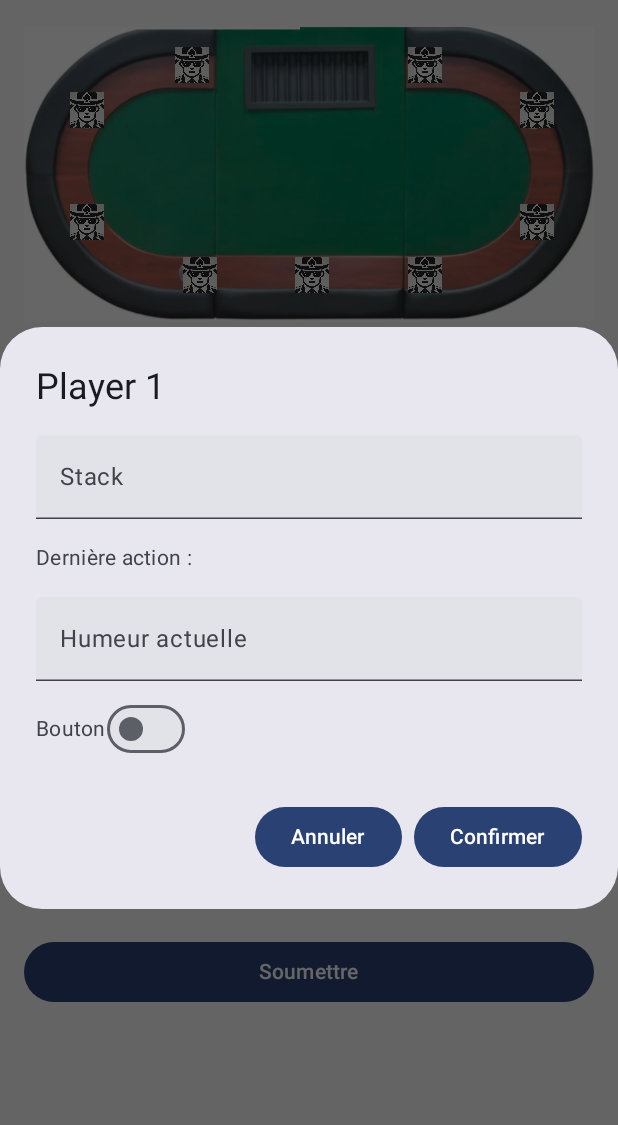
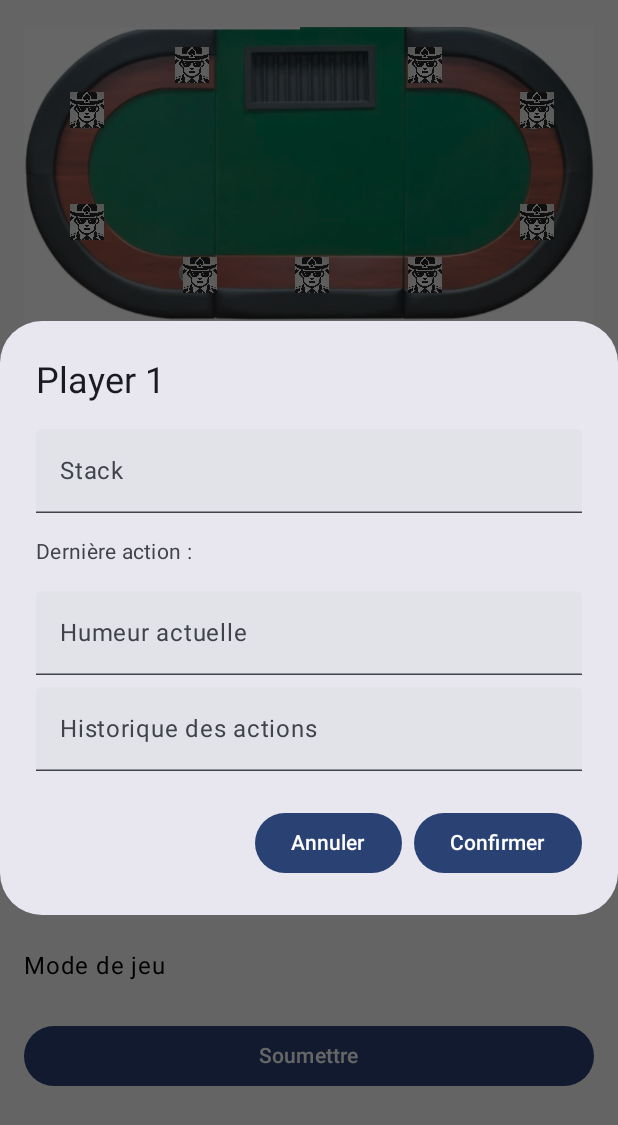
Before and after one commit to hichamchessma/PokerAdvisorAndroid, an Android app built with Jetpack Compose: the screen it shows after launch (MainActivity), after a tap on "Joueur", on a phone screen of 412 x 824 dp. Shown: the top 1125 px of the screen. Run offline under Robolectric (Android 15) with nearby library versions, the phone set to English and light mode, and no system bars.

Commit message:
amelioration des icones et de la requette a envoyer bcp de plus

```diff
--- a/app/src/main/java/com/example/pokeradvisorapp/OpenAiApiService.kt
+++ b/app/src/main/java/com/example/pokeradvisorapp/OpenAiApiService.kt
@@ -10,7 +10,7 @@ import retrofit2.http.POST
 interface OpenAiApiService {
     @Headers(
         "Content-Type: application/json",
-    )
+      )
     @POST("v1/chat/completions")
     fun getChatCompletion(@Body request: OpenAiRequest): Call<OpenAiResponse>
 }
--- a/app/src/main/java/com/example/pokeradvisorapp/ui/components/PlayerInfoDialog.kt
+++ b/app/src/main/java/com/example/pokeradvisorapp/ui/components/PlayerInfoDialog.kt
@@ -3,7 +3,6 @@ package com.example.pokeradvisorapp.ui.components
 
 import androidx.compose.foundation.clickable
 import androidx.compose.foundation.layout.Column
-import androidx.compose.foundation.layout.Row
 import androidx.compose.foundation.layout.Spacer
 import androidx.compose.foundation.layout.fillMaxWidth
 import androidx.compose.foundation.layout.height
@@ -12,7 +11,6 @@ import androidx.compose.material3.AlertDialog
 import androidx.compose.material3.Button
 import androidx.compose.material3.DropdownMenu
 import androidx.compose.material3.DropdownMenuItem
-import androidx.compose.material3.Switch
 import androidx.compose.material3.Text
 import androidx.compose.material3.TextField
 import androidx.compose.runtime.Composable
@@ -20,26 +18,33 @@ import androidx.compose.runtime.getValue
 import androidx.compose.runtime.mutableStateOf
 import androidx.compose.runtime.remember
 import androidx.compose.runtime.setValue
-import androidx.compose.ui.Alignment
 import androidx.compose.ui.Modifier
 import androidx.compose.ui.unit.dp
 
-
 @Composable
-fun PlayerInfoDialog(playerInfo: PlayerInfo, playerIndex: Int ,onDismiss: (PlayerInfo?) -> Unit) {
+fun PlayerInfoDialog(playerInfo: PlayerInfo, playerIndex: Int, onDismiss: (PlayerInfo?) -> Unit) {
     var stack by remember { mutableStateOf(playerInfo.stack) }
     var lastAction by remember { mutableStateOf(playerInfo.lastAction) } // Fold par défaut
     var actualMood by remember { mutableStateOf(playerInfo.actualMood) }
-    var bouton by remember { mutableStateOf(playerInfo.bouton) }
+    var historyActions by remember { mutableStateOf(playerInfo.historyActions.joinToString(separator = ", ")) }
 
-    val actions = listOf("Check", "Call", "Raise", "All in","Fold")
+    val actions = listOf("Check", "Call", "Raise", "All in", "Fold")
     var expanded by remember { mutableStateOf(false) }
     var raiseAmount by remember { mutableStateOf(playerInfo.raiseAmount) }
 
     AlertDialog(
         onDismissRequest = { onDismiss(null) },
         confirmButton = {
-            Button(onClick = { onDismiss(PlayerInfo(stack, lastAction, actualMood, bouton , raiseAmount)) }) {
+            Button(onClick = {
+                val updatedPlayerInfo = PlayerInfo(
+                    stack = stack,
+                    lastAction = lastAction,
+                    actualMood = actualMood,
+                    raiseAmount = raiseAmount,
+                    historyActions = historyActions.split(", ").map { it.trim() }
+                )
+                onDismiss(updatedPlayerInfo)
+            }) {
                 Text("Confirmer")
             }
         },
@@ -100,11 +105,14 @@ fun PlayerInfoDialog(playerInfo: PlayerInfo, playerIndex: Int ,onDismiss: (Playe
                     label = { Text("Humeur actuelle") },
                     modifier = Modifier.fillMaxWidth()
                 )
+
                 Spacer(modifier = Modifier.height(8.dp))
-                Row(verticalAlignment = Alignment.CenterVertically) {
-                    Text("Bouton")
-                    Switch(checked = bouton, onCheckedChange = { bouton = it })
-                }
+                TextField(
+                    value = historyActions,
+                    onValueChange = { historyActions = it },
+                    label = { Text("Historique des actions") },
+                    modifier = Modifier.fillMaxWidth()
+                )
             }
         }
     )
@@ -114,15 +122,14 @@ data class PlayerInfo(
     var stack: String = "",
     var lastAction: String = "",
     var actualMood: String = "",
-    var bouton: Boolean = false,
-    var raiseAmount: String = ""
+    var raiseAmount: String = "",
+    var historyActions: List<String> = emptyList()
 )
 
 data class TableInfo(
     val playersNumber: Int,
     val blinds: String,
     val hand: String,
-    val step: String,
     val buttonPosition: Int,
     val myPosition: Int,
     val myStack: String
--- a/app/src/main/java/com/example/pokeradvisorapp/ui/components/PokerAdvisorScreen.kt
+++ b/app/src/main/java/com/example/pokeradvisorapp/ui/components/PokerAdvisorScreen.kt
@@ -35,11 +35,14 @@ fun PokerAdvisorScreen() {
     var expandedBigBlind by remember { mutableStateOf(false) }
     val bigBlindOptions = listOf("20", "40", "100", "200")
 
-    var position by remember { mutableStateOf("") }
+    var positionPlayer by remember { mutableStateOf("") }
+    var positionButton by remember { mutableStateOf("") }
     var expandedPosition by remember { mutableStateOf(false) }
+    var expandedPositionButton by remember { mutableStateOf(false) }
     val positionOptions = (1..9).toList()
+    val positionButtonOptions = (1..9).toList()
 
-// Card Selection States
+    // Card Selection States
     var card1 by remember { mutableStateOf("") }
     var card2 by remember { mutableStateOf("") }
 
@@ -69,6 +72,9 @@ fun PokerAdvisorScreen() {
     val playerInfo = remember { mutableStateMapOf<Int, PlayerInfo>() }
     var currentPlayerIndex by remember { mutableStateOf<Int?>(null) }
 
+    // State for tracking my actions
+    val myHistory = remember { mutableStateOf(listOf<String>()) }
+
     Column(
         modifier = Modifier
             .fillMaxSize()
@@ -77,10 +83,13 @@ fun PokerAdvisorScreen() {
         verticalArrangement = Arrangement.Top
     ) {
         // Table de poker avec les joueurs
-        PokerTableComponent(playerInfo, currentPlayerIndex) {
-            currentPlayerIndex = it
-        }
-
+        PokerTableComponent(
+            playerInfo = playerInfo,
+            currentPlayerIndex = currentPlayerIndex,
+            onPlayerClick = { index -> currentPlayerIndex = index },
+            myPositionIndex = positionPlayer.toIntOrNull(),
+            buttonPosition = positionButton.toIntOrNull()
+        )
         Spacer(modifier = Modifier.height(16.dp))
 
         // Menu déroulant pour "Nombre de joueurs"
@@ -118,7 +127,7 @@ fun PokerAdvisorScreen() {
 
         // Menu déroulant pour "Position du joueur"
         Text(
-            text = if (position.isEmpty()) "Position du joueur" else "Position : $position",
+            text = if (positionPlayer.isEmpty()) "Ma position" else "Je suis à : $positionPlayer",
             modifier = Modifier
                 .fillMaxWidth()
                 .clickable { expandedPosition = !expandedPosition }
@@ -132,8 +141,32 @@ fun PokerAdvisorScreen() {
                 DropdownMenuItem(
                     text = { Text(text = option.toString()) },
                     onClick = {
-                        position = option.toString()
+                        positionPlayer = option.toString()
                         expandedPosition = false
+                    }
+                )
+            }
+        }
+
+        Spacer(modifier = Modifier.height(16.dp))
+
+        Text(
+            text = if (positionButton.isEmpty()) "Boutton" else "Boutton à : $positionButton",
+            modifier = Modifier
+                .fillMaxWidth()
+                .clickable { expandedPositionButton = !expandedPositionButton }
+                .padding(vertical = 8.dp)
+        )
+        DropdownMenu(
+            expanded = expandedPositionButton,
+            onDismissRequest = { expandedPositionButton = false }
+        ) {
+            positionButtonOptions.forEach { option ->
+                DropdownMenuItem(
+                    text = { Text(text = option.toString()) },
+                    onClick = {
+                        positionButton = option.toString()
+                        expandedPositionButton = false
                     }
                 )
             }
@@ -175,10 +208,6 @@ fun PokerAdvisorScreen() {
             onExpandedRiverChanged = { expandedRiver = it }
         )
 
-
-
-
-
         Spacer(modifier = Modifier.height(16.dp))
 
         // Mode Selection
@@ -193,7 +222,8 @@ fun PokerAdvisorScreen() {
         AdviceButton(
             nbrPlayers = nbrPlayers,
             bigBlind = bigBlind,
-            position = position,
+            positionPlayer = positionPlayer,
+            positionButton = positionButton,
             selectedMode = selectedMode,
             card1 = card1,
             card2 = card2,
@@ -202,6 +232,9 @@ fun PokerAdvisorScreen() {
             flop3 = flop3,
             turn = turn,
             river = river,
+            playerInfo = playerInfo,
+            myHistory = myHistory.value,
+            myStack = "1000", // Remplacez par la valeur réelle de votre stack
             onAdviceReceived = { advice ->
                 adviceText = advice
                 showDialog = true
@@ -213,7 +246,6 @@ fun PokerAdvisorScreen() {
                 showDialog = false
             }
         }
-
         // Player Info Dialog
         if (currentPlayerIndex != null) {
             PlayerInfoDialog(
--- a/app/src/main/java/com/example/pokeradvisorapp/ui/components/PokerTableComponent.kt
+++ b/app/src/main/java/com/example/pokeradvisorapp/ui/components/PokerTableComponent.kt
@@ -9,8 +9,12 @@ import androidx.compose.foundation.layout.fillMaxWidth
 import androidx.compose.foundation.layout.height
 import androidx.compose.foundation.layout.offset
 import androidx.compose.foundation.layout.size
+import androidx.compose.foundation.shape.CircleShape
 import androidx.compose.runtime.Composable
 import androidx.compose.ui.Modifier
+import androidx.compose.ui.draw.clip
+import androidx.compose.ui.graphics.Color
+import androidx.compose.ui.graphics.ColorFilter
 import androidx.compose.ui.res.painterResource
 import androidx.compose.ui.unit.dp
 import com.example.pokeradvisorapp.R
@@ -19,19 +23,23 @@ import com.example.pokeradvisorapp.R
 fun PokerTableComponent(
     playerInfo: MutableMap<Int, PlayerInfo>,
     currentPlayerIndex: Int?,
-    onPlayerClick: (Int) -> Unit
+    onPlayerClick: (Int) -> Unit,
+    myPositionIndex: Int?,
+    buttonPosition: Int? // Position du bouton Dealer
 ) {
     Box(
         modifier = Modifier
             .fillMaxWidth()
             .height(200.dp)
     ) {
+        // Afficher la table de poker
         Image(
             painter = painterResource(id = R.drawable.table_poker),
             contentDescription = "Table de poker",
             modifier = Modifier.fillMaxSize()
         )
 
+        // Liste des positions des joueurs sur la table
         val playerPositions = listOf(
             Modifier.offset(x = 255.dp, y = 15.dp),  // Position 1
             Modifier.offset(x = 330.dp, y = 45.dp),  // Position 2
@@ -44,12 +52,51 @@ fun PokerTableComponent(
             Modifier.offset(x = 100.dp, y = 15.dp)   // Position 9
         )
 
+        // Liste des positions du bouton Dealer
+        val buttonPositions = listOf(
+            Modifier.offset(x = 255.dp, y = 55.dp),  // Position 1
+            Modifier.offset(x = 305.dp, y = 70.dp),  // Position 2
+            Modifier.offset(x = 305.dp, y = 105.dp),  // Position 3
+            Modifier.offset(x = 255.dp, y = 125.dp), // Position 4
+            Modifier.offset(x = 180.dp, y = 125.dp), // Position 5
+            Modifier.offset(x = 105.dp, y = 125.dp), // Position 6
+            Modifier.offset(x = 55.dp, y = 105.dp),   // Position 7
+            Modifier.offset(x = 55.dp, y = 70.dp),   // Position 8
+            Modifier.offset(x = 105.dp, y = 55.dp)   // Position 9
+        )
+
+        // Parcours de chaque position pour afficher les joueurs
         playerPositions.forEachIndexed { index, positionModifier ->
             Box(modifier = positionModifier.clickable { onPlayerClick(index) }) {
+                // Afficher l'icône du joueur actif ou l'icône par défaut
+                val playerIcon = if (myPositionIndex?.minus(1) == index) {
+                    R.drawable.poker_player_me // Icône du joueur actif
+
+                } else {
+                    R.drawable.poker_player // Icône par défaut du joueur
+                }
                 Image(
-                    painter = painterResource(id = R.drawable.poker_player),
+                    painter = painterResource(id = playerIcon),
                     contentDescription = "Joueur",
-                    modifier = Modifier.size(24.dp)
+                    modifier = Modifier.size(24.dp),
+                    colorFilter = if (myPositionIndex?.minus(1) == index) {
+                        ColorFilter.lighting(Color.Cyan, Color.Black) // Appliquer une teinte de couleur uniquement au joueur actif
+                    } else {
+                        null // Ne pas appliquer de filtre pour les autres joueurs
+                    }
+                )
+            }
+        }
+
+        // Afficher l'icône du bouton Dealer si la position du bouton est définie
+        buttonPosition?.let {
+            Box(modifier = buttonPositions[it-1]) {
+                Image(
+                    painter = painterResource(id = R.drawable.poker_dealer),
+                    contentDescription = "Dealer",
+                    modifier = Modifier
+                        .size(20.dp) // Taille réduite de l'image du bouton Dealer
+                        .clip(CircleShape)
                 )
             }
         }
```
Also changed, not shown: app/src/main/java/com/example/pokeradvisorapp/ui/components/AdviceButton.kt (+25 -18 lines), app/src/main/res/drawable/poker_dealer.png (added), app/src/main/res/drawable/poker_player_me.png (added).
